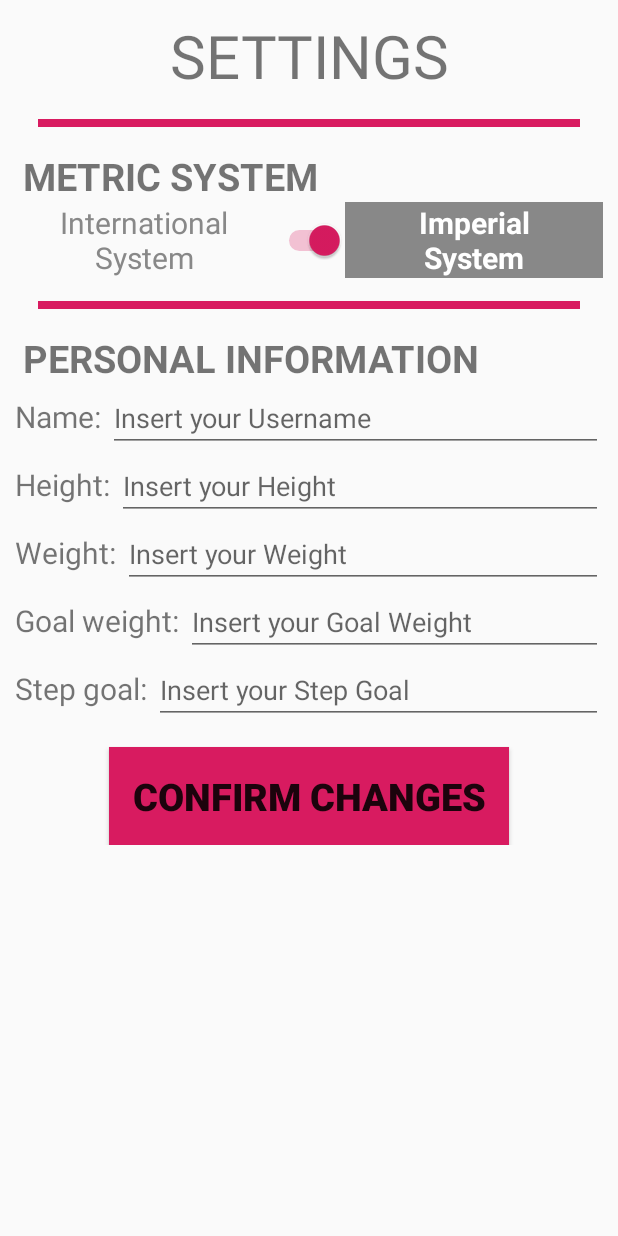
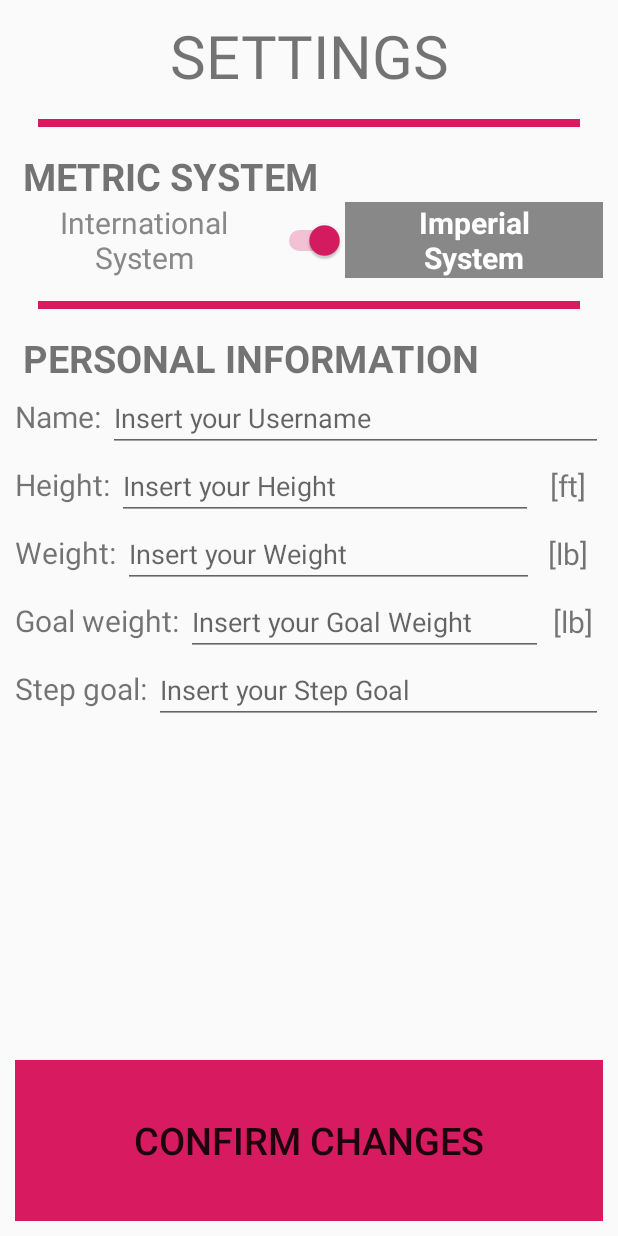
Before and after one commit to Nicolasjlf/Proyecto-Tomas-PerdidaDePeso, an Android app: the SettingsActivity screen opened directly, with no data from a screen before it, on a phone screen of 412 x 824 dp. Run offline under Robolectric (Android 15) with nearby library versions, the phone set to English and light mode, and no system bars; our stand-ins replace Firebase (no records; nobody signed in at launch, a user with empty details on screens opened directly); 7 statements that could not run were skipped.

Commit message:
Hecha la pesistencia y la conversion de un sistema de numeracion a otro. Algunos arreglos menores.

```diff
--- a/ProyectoTomasSeguimientodePeso/app/src/main/java/com/example/proyectotomasseguimientodepeso/SettingsActivity.java
+++ b/ProyectoTomasSeguimientodePeso/app/src/main/java/com/example/proyectotomasseguimientodepeso/SettingsActivity.java
@@ -7,6 +7,7 @@ import android.content.Intent;
 import android.graphics.Color;
 import android.graphics.Typeface;
 import android.os.Bundle;
+import android.text.Editable;
 import android.view.View;
 import android.widget.Button;
 import android.widget.CompoundButton;
@@ -16,7 +17,6 @@ import android.widget.TextView;
 import android.widget.Toast;
 
 import com.google.firebase.auth.FirebaseAuth;
-import com.google.firebase.auth.FirebaseUser;
 import com.google.firebase.database.DataSnapshot;
 import com.google.firebase.database.DatabaseError;
 import com.google.firebase.database.DatabaseReference;
@@ -35,6 +35,9 @@ public class SettingsActivity extends AppCompatActivity {
     private EditText pesoEditText;
     private EditText pesoObjetivoEditText;
     private EditText pasosObjetivoEditText;
+    private TextView unidadPesoTextView;
+    private TextView unidadLongitudTextView1;
+    private TextView unidadLongitudTextView2;
 
     private Usuario usuario;
 
@@ -52,6 +55,9 @@ public class SettingsActivity extends AppCompatActivity {
         pesoObjetivoEditText = findViewById(R.id.activitySettings_GoalWeight_EditText);
         pasosObjetivoEditText = findViewById(R.id.activitySettings_StepGoal_EditText);
         confirmChangesButton = findViewById(R.id.activitySettings_Confirmar_Button);
+        unidadPesoTextView = findViewById(R.id.activitySettings_UnidadPeso_TextView);
+        unidadLongitudTextView1 = findViewById(R.id.activitySettings_UnidadLongitud1_TextView);
+        unidadLongitudTextView2 = findViewById(R.id.activitySettings_UnidadLongitud2_TextView);
 
         String uid = FirebaseAuth.getInstance().getCurrentUser().getUid();
         firebaseDatabase = FirebaseDatabase.getInstance();
@@ -125,11 +131,49 @@ public class SettingsActivity extends AppCompatActivity {
     private void seleccionarSistemaInternacional() {
         marcarSeleccion(sistemaIntenacionalTextView);
         quitarSeleccion(sistemaImperialTextView);
+
+        unidadPesoTextView.setText("[m]");
+        unidadLongitudTextView1.setText("[kg]");
+        unidadLongitudTextView2.setText("[kg]");
+
+        String alturaEnMetros = alturaEditText.getText().toString();
+        if(!alturaEnMetros.equals("")){
+            alturaEditText.setText(convertirAPies(alturaEnMetros));
+        }
+
+        String pesoEnKilos = pesoEditText.getText().toString();
+        if(!pesoEnKilos.equals("")){
+            pesoEditText.setText(convertirALibras(pesoEnKilos));
+        }
+
+        String pesoObjetivoEnKilos = pesoObjetivoEditText.getText().toString();
+        if(!pesoObjetivoEnKilos.equals("")){
+            pesoObjetivoEditText.setText(convertirALibras(pesoObjetivoEnKilos));
+        }
     }
 
     private void seleccionarSistemaImperial() {
         marcarSeleccion(sistemaImperialTextView);
         quitarSeleccion(sistemaIntenacionalTextView);
+
+        unidadPesoTextView.setText("[ft]");
+        unidadLongitudTextView1.setText("[lb]");
+        unidadLongitudTextView2.setText("[lb]");
+
+        String alturaEnPies = alturaEditText.getText().toString();
+        if(!alturaEnPies.equals("")){
+            alturaEditText.setText(convertirAMetros(alturaEnPies));
+        }
+
+        String pesoEnLibras = pesoEditText.getText().toString();
+        if(!pesoEnLibras.equals("")){
+            pesoEditText.setText(convertirAKilos(pesoEnLibras));
+        }
+
+        String pesoObjetivoEnLibras = pesoObjetivoEditText.getText().toString();
+        if(!pesoObjetivoEnLibras.equals("")){
+            pesoObjetivoEditText.setText(convertirAKilos(pesoObjetivoEnLibras));
+        }
     }
 
     private void marcarSeleccion(TextView textViewSeleccionado) {
@@ -143,4 +187,25 @@ public class SettingsActivity extends AppCompatActivity {
         textViewSeleccionado.setTextColor(Color.GRAY);
         textViewSeleccionado.setTypeface(Typeface.DEFAULT);
     }
+
+    private String convertirAPies(String metros){
+        Double pies =  Double.parseDouble(metros) * 3.281;
+        return String.format("%.2f",pies);
+    }
+
+    private String convertirAMetros(String pies){
+        Double metros =  Double.parseDouble(pies) / 3.281;
+        return String.format("%.2f",metros);
+    }
+
+    private String convertirALibras(String kilos){
+        Double libras =  Double.parseDouble(kilos) * 2.205;
+        return String.format("%.2f",libras);
+    }
+
+    private String convertirAKilos(String libras){
+        Double kilos =  Double.parseDouble(libras) / 2.205;
+        return String.format("%.2f",kilos);
+
+    }
 }
--- a/ProyectoTomasSeguimientodePeso/app/src/main/java/com/example/proyectotomasseguimientodepeso/Usuario.java
+++ b/ProyectoTomasSeguimientodePeso/app/src/main/java/com/example/proyectotomasseguimientodepeso/Usuario.java
@@ -9,7 +9,7 @@ public class Usuario {
     private Integer pasosObjetivo;
     private Boolean enKilos;
 
-    public Usuario(){
+    private Usuario(){
 
     }
 
--- /dev/null
+++ b/ProyectoTomasSeguimientodePeso/app/src/main/res/drawable/ic_photo_camera_black_75dp.xml
@@ -0,0 +1,5 @@
+<vector android:height="75dp" android:viewportHeight="24.0"
+    android:viewportWidth="24.0" android:width="75dp" xmlns:android="http://schemas.android.com/apk/res/android">
+    <path android:fillColor="#FF000000" android:pathData="M12,12m-3.2,0a3.2,3.2 0,1 1,6.4 0a3.2,3.2 0,1 1,-6.4 0"/>
+    <path android:fillColor="#FF000000" android:pathData="M9,2L7.17,4L4,4c-1.1,0 -2,0.9 -2,2v12c0,1.1 0.9,2 2,2h16c1.1,0 2,-0.9 2,-2L22,6c0,-1.1 -0.9,-2 -2,-2h-3.17L15,2L9,2zM12,17c-2.76,0 -5,-2.24 -5,-5s2.24,-5 5,-5 5,2.24 5,5 -2.24,5 -5,5z"/>
+</vector>
--- a/ProyectoTomasSeguimientodePeso/app/src/main/res/layout/activity_account.xml
+++ b/ProyectoTomasSeguimientodePeso/app/src/main/res/layout/activity_account.xml
@@ -24,7 +24,8 @@
         <LinearLayout
             android:layout_width="match_parent"
             android:layout_height="match_parent"
-            android:orientation="vertical">
+            android:orientation="vertical"
+            android:layout_gravity="center">
 
             <!--<ImageView
                 android:layout_width="match_parent"
--- a/ProyectoTomasSeguimientodePeso/app/src/main/res/layout/activity_settings.xml
+++ b/ProyectoTomasSeguimientodePeso/app/src/main/res/layout/activity_settings.xml
@@ -25,7 +25,8 @@
 
     <ScrollView
         android:layout_width="match_parent"
-        android:layout_height="match_parent">
+        android:layout_height="0dp"
+        android:layout_weight="85">
 
         <LinearLayout
             android:layout_width="match_parent"
@@ -122,11 +123,22 @@
 
                 <EditText
                     android:id="@+id/activitySettings_Height_EditText"
-                    android:layout_width="match_parent"
+                    android:layout_width="0dp"
                     android:layout_height="wrap_content"
+                    android:layout_weight="6"
                     android:inputType="numberDecimal"
                     android:hint="Insert your Height"
                     android:singleLine="true"/>
+
+                <TextView
+                    android:id="@+id/activitySettings_UnidadPeso_TextView"
+                    android:layout_width="0dp"
+                    android:layout_height="match_parent"
+                    android:layout_weight="1"
+                    android:text="[m]"
+                    android:textSize="20dp"
+                    android:layout_gravity="right"
+                    android:gravity="center"/>
 
             </LinearLayout>
 
@@ -144,11 +156,22 @@
 
                 <EditText
                     android:id="@+id/activitySettings_Weight_EditText"
-                    android:layout_width="match_parent"
+                    android:layout_width="0dp"
                     android:layout_height="wrap_content"
+                    android:layout_weight="6"
                     android:inputType="numberDecimal"
                     android:hint="Insert your Weight"
                     android:singleLine="true"/>
+
+                <TextView
+                    android:id="@+id/activitySettings_UnidadLongitud1_TextView"
+                    android:layout_width="0dp"
+                    android:layout_height="match_parent"
+                    android:layout_weight="1"
+                    android:text="[kg]"
+                    android:textSize="20dp"
+                    android:layout_gravity="right"
+                    android:gravity="center"/>
 
             </LinearLayout>
 
@@ -166,11 +189,22 @@
 
                 <EditText
                     android:id="@+id/activitySettings_GoalWeight_EditText"
-                    android:layout_width="match_parent"
+                    android:layout_width="0dp"
                     android:layout_height="wrap_content"
+                    android:layout_weight="6"
                     android:inputType="numberDecimal"
                     android:hint="Insert your Goal Weight"
                     android:singleLine="true"/>
+
+                <TextView
+                    android:id="@+id/activitySettings_UnidadLongitud2_TextView"
+                    android:layout_width="0dp"
+                    android:layout_height="match_parent"
+                    android:layout_weight="1"
+                    android:text="[kg]"
+                    android:textSize="20dp"
+                    android:layout_gravity="right"
+                    android:gravity="center"/>
 
             </LinearLayout>
 
@@ -196,20 +230,17 @@
 
             </LinearLayout>
 
-            <Button
-                android:id="@+id/activitySettings_Confirmar_Button"
-                android:layout_width="wrap_content"
-                android:layout_height="wrap_content"
-                android:text="Confirm changes"
-                android:textStyle="bold"
-                android:textSize="25dp"
-                android:layout_gravity="center"
-                android:layout_marginTop="15dp"
-                android:padding="15dp"
-                android:background="@color/colorAccent" />
-
         </LinearLayout>
 
     </ScrollView>
 
+    <Button
+        android:id="@+id/activitySettings_Confirmar_Button"
+        android:layout_width="match_parent"
+        android:layout_height="0dp"
+        android:layout_weight="15"
+        android:background="@color/colorAccent"
+        android:text="Confirm changes"
+        android:textSize="25dp"/>
+
 </LinearLayout>
```
Also changed, not shown: ProyectoTomasSeguimientodePeso/app/src/main/java/com/example/proyectotomasseguimientodepeso/AccountActivity.java (+14 -3 lines), ProyectoTomasSeguimientodePeso/app/src/main/res/layout/activity_main.xml (+8 -4 lines), ProyectoTomasSeguimientodePeso/app/src/main/res/layout/activity_photos.xml (+6 -16 lines).
